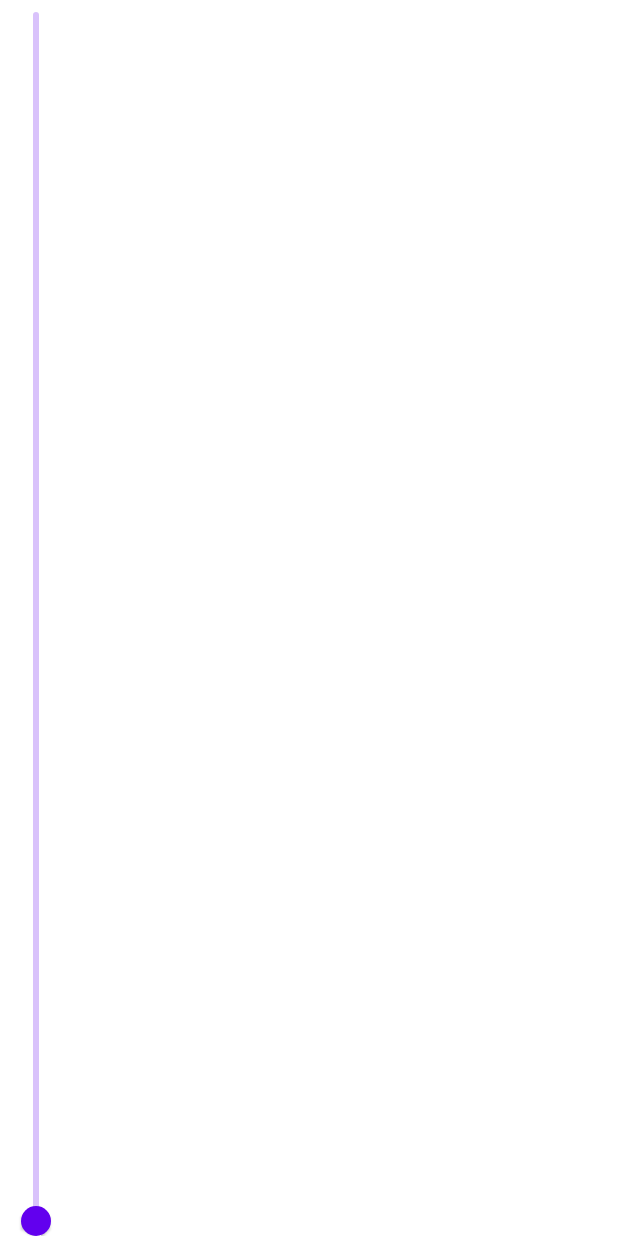
After one commit to ArtemisSoftware/Amphitrite-UI-2, an Android app built with Jetpack Compose: the composable VerticalSlider called with empty values, on a phone screen of 412 x 824 dp. The commit adds this screen. Run offline under Robolectric (Android 15) with nearby library versions, the phone set to English and light mode, and no system bars.

Commit message:
VerticalSlider

```diff
--- /dev/null
+++ b/app/src/main/java/com/artemissoftware/amphitriteui2/verticalslider/VerticalSlider.kt
@@ -0,0 +1,78 @@
+package com.artemissoftware.amphitriteui2.verticalslider
+
+import androidx.compose.foundation.background
+import androidx.compose.foundation.interaction.MutableInteractionSource
+import androidx.compose.foundation.layout.height
+import androidx.compose.foundation.layout.width
+import androidx.compose.material.Slider
+import androidx.compose.material.SliderColors
+import androidx.compose.material.SliderDefaults
+import androidx.compose.runtime.*
+import androidx.compose.ui.Modifier
+import androidx.compose.ui.graphics.Color
+import androidx.compose.ui.graphics.TransformOrigin
+import androidx.compose.ui.graphics.graphicsLayer
+import androidx.compose.ui.layout.layout
+import androidx.compose.ui.tooling.preview.Preview
+import androidx.compose.ui.unit.Constraints
+import androidx.compose.ui.unit.dp
+
+@Composable
+fun VerticalSlider(
+    value: Float,
+    onValueChange: (Float) -> Unit,
+    modifier: Modifier = Modifier,
+    enabled: Boolean = true,
+    valueRange: ClosedFloatingPointRange<Float> = 0f..1f,
+    /*@IntRange(from = 0)*/
+    steps: Int = 0,
+    onValueChangeFinished: (() -> Unit)? = null,
+    interactionSource: MutableInteractionSource = remember { MutableInteractionSource() },
+    colors: SliderColors = SliderDefaults.colors()
+){
+    Slider(
+        colors = colors,
+        interactionSource = interactionSource,
+        onValueChangeFinished = onValueChangeFinished,
+        steps = steps,
+        valueRange = valueRange,
+        enabled = enabled,
+        value = value,
+        onValueChange = onValueChange,
+        modifier = Modifier
+            .graphicsLayer {
+                rotationZ = 270f
+                transformOrigin = TransformOrigin(0f, 0f)
+            }
+            .layout { measurable, constraints ->
+                val placeable = measurable.measure(
+                    Constraints(
+                        minWidth = constraints.minHeight,
+                        maxWidth = constraints.maxHeight,
+                        minHeight = constraints.minWidth,
+                        maxHeight = constraints.maxHeight,
+                    )
+                )
+                layout(placeable.height, placeable.width) {
+                    placeable.place(-placeable.width, 0)
+                }
+            }
+            .then(modifier)
+    )
+}
+
+@Preview(showBackground = true)
+@Composable
+private fun VerticalSliderPreview() {
+    var value by remember { mutableStateOf(0f) }
+    VerticalSlider(
+        value = value,
+        onValueChange = {
+            value = it
+        },
+        modifier = Modifier
+            .width(200.dp)
+            .height(50.dp)
+            .background(Color(0xffdedede))
+    )
+}
```
Also changed, not shown: app/src/main/java/com/artemissoftware/amphitriteui2/SelectorScreen.kt (+27 -1 lines), 1 other file.
